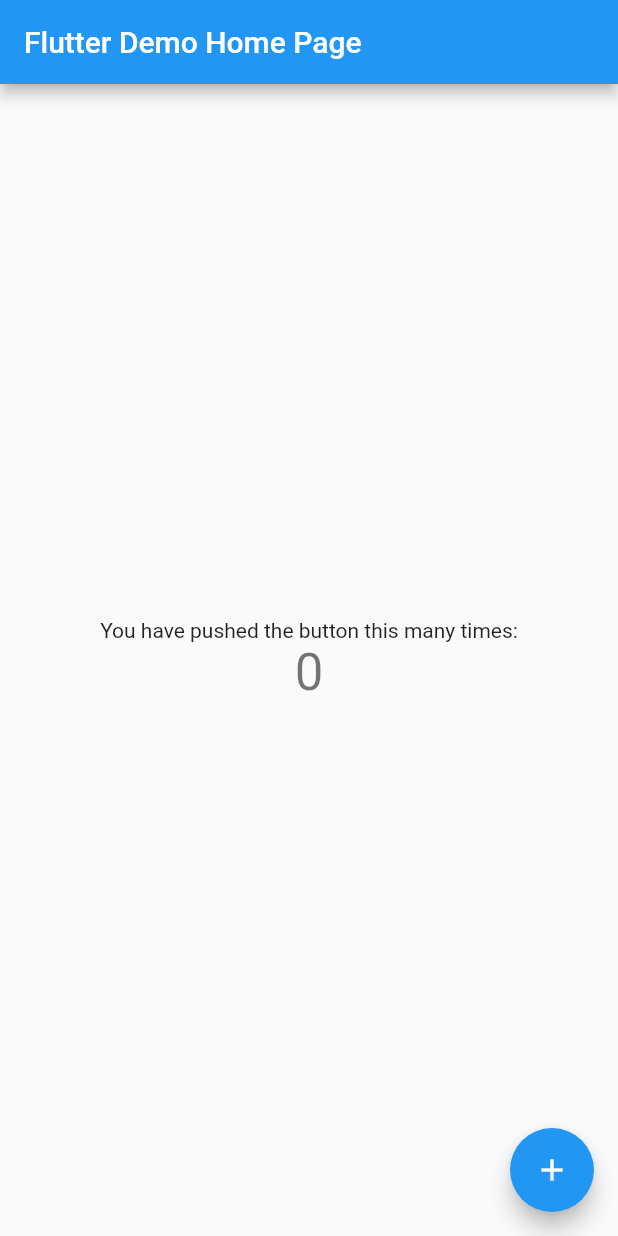
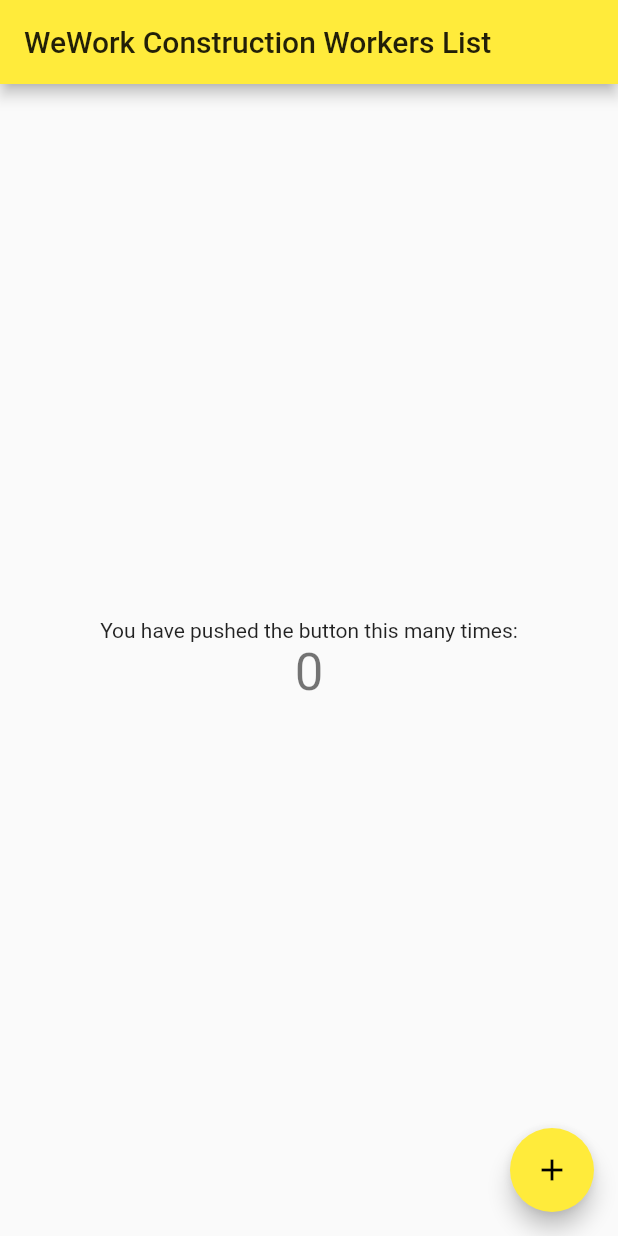
Before and after one commit to Nic-vwalt/wework_flutter, a Flutter app: the screen it shows after launch, on a phone screen of 412 x 824 dp. Run offline on Flutter 3.47's test engine with Material 2 defaults, Android fonts, the phone set to English and light mode, and no system bars; our stand-ins replace cloud_firestore, firebase_auth, firebase_storage; accounts and stored records are empty.

Commit message:
daily update 1

```diff
--- a/lib/main.dart
+++ b/lib/main.dart
@@ -7,7 +7,7 @@ class MyApp extends StatelessWidget {
   @override
   Widget build(BuildContext context) {
     return MaterialApp(
-      title: 'Flutter Demo',
+      title: 'WeWork Construction',
       theme: ThemeData(
         // This is the theme of your application.
         //
@@ -17,9 +17,9 @@ class MyApp extends StatelessWidget {
         // "hot reload" (press "r" in the console where you ran "flutter run",
         // or press Run > Flutter Hot Reload in a Flutter IDE). Notice that the
         // counter didn't reset back to zero; the application is not restarted.
-        primarySwatch: Colors.blue,
+        primarySwatch: Colors.yellow,
       ),
-      home: MyHomePage(title: 'Flutter Demo Home Page'),
+      home: MyHomePage(title: 'WeWork Construction Workers List'),
     );
   }
 }
--- a/pubspec.yaml
+++ b/pubspec.yaml
@@ -23,6 +23,12 @@ environment:
 dependencies:
   flutter:
     sdk: flutter
+  firebase_core: ^0.4.0+9
+  firebase_analytics: ^5.0.2
+  firebase_auth: ^0.14.0+5
+  firebase_storage:
+  cloud_firestore: ^0.12.9+5
+
 
   # The following adds the Cupertino Icons font to your application.
   # Use with the CupertinoIcons class for iOS style icons.
```
Also changed, not shown: lib/screens/findskill/findskill.dart (added, +20 -0 lines), lib/screens/crew/crew.dart (added), lib/screens/jobs/jobs.dart (added), pubspec.lock, 9 other files.
